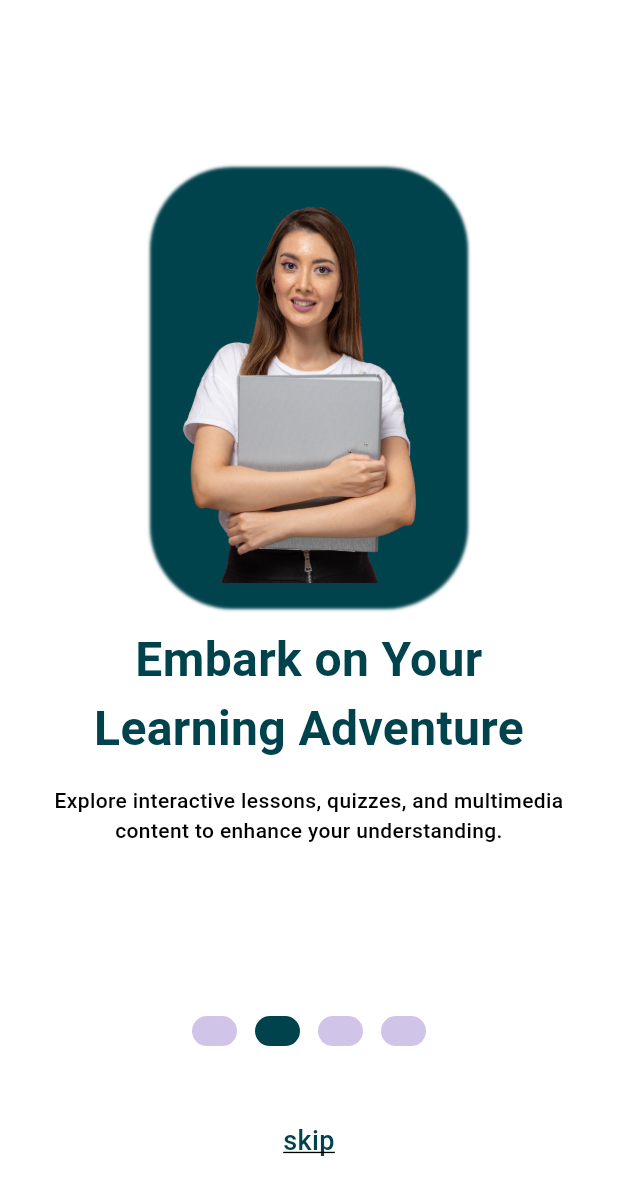
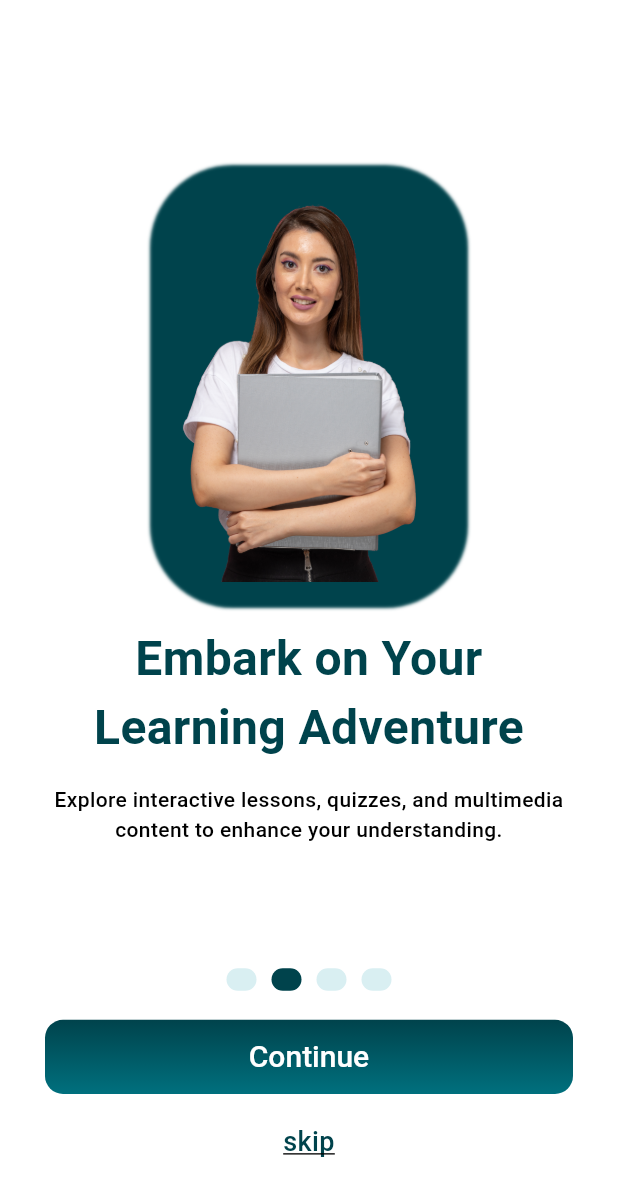
Before and after one commit to swagatapal/E_Learning, a Flutter app: the screen it shows after launch, swiped to page 2, on a phone screen of 412 x 824 dp. Shown: the top 1196 px of the screen. Run offline on Flutter 3.47's test engine with Material 3 defaults, Android fonts, the phone set to English and light mode, and no system bars; drawn by our look-alikes of flutter_bounce, smooth_page_indicator.

Commit message:
common button and file structure for common

```diff
--- a/lib/Screens/Splash/initial page/initialHome.dart
+++ b/lib/Screens/Splash/initial page/initialHome.dart
@@ -2,6 +2,8 @@ import 'package:e_learning/Screens/Splash/initial%20page/pageOne.dart';
 import 'package:e_learning/Screens/Splash/initial%20page/pageThree.dart';
 import 'package:e_learning/Screens/Splash/initial%20page/pageTwo.dart';
 import 'package:e_learning/Screens/Splash/initial%20page/pagefour.dart';
+import 'package:e_learning/core/utils/commonWidget/commonButton.dart';
+import 'package:e_learning/core/utils/helper/appColors.dart';
 import 'package:flutter/material.dart';
 import 'package:smooth_page_indicator/smooth_page_indicator.dart';
 
@@ -15,7 +17,9 @@ class InitialHome extends StatelessWidget {
     final screenSize = MediaQuery.of(context).size;
     double containerWidth = screenSize.height;
     return  Scaffold(
-      body: Column(
+      body: Padding(
+        padding: const EdgeInsets.all(30.0),
+        child: Column(
           mainAxisAlignment: MainAxisAlignment.spaceEvenly,
           children: [
             SizedBox(
@@ -35,13 +39,21 @@ class InitialHome extends StatelessWidget {
               count: 4,
               effect: JumpingDotEffect(
                 activeDotColor: Theme.of(context).colorScheme.onBackground,
-              dotColor: Colors.deepPurple.shade100,
-              dotHeight: 20,
-              dotWidth: 30,
-              spacing: 12,
+                dotColor: AppColors.circleBackground,
+                dotHeight: 15,
+                dotWidth: 20,
+                spacing: 10,
                 //verticalOffset: 50,
-              jumpScale: 3,
+                jumpScale: 2,
               ),
+            ),
+
+            CommonButton(
+              onClicked: (){},
+              label: "Continue",
+              buttonHeight:containerWidth*0.06,
+              buttonWidth: containerWidth * 0.8,
+              fontSize: 20,
             ),
 
             InkWell(
@@ -54,6 +66,7 @@ class InitialHome extends StatelessWidget {
             ),
           ],
             ),
+      ),
     );
   }
 }
--- a/lib/Screens/Splash/initial page/pageOne.dart
+++ b/lib/Screens/Splash/initial page/pageOne.dart
@@ -8,9 +8,7 @@ class PageOne extends StatelessWidget {
     final screenSize = MediaQuery.of(context).size;
     double containerWidth = screenSize.width;
     return Scaffold(
-      body: Padding(
-        padding: const EdgeInsets.all(30.0),
-        child: Column(
+      body: Column(
         mainAxisAlignment: MainAxisAlignment.center,
         crossAxisAlignment: CrossAxisAlignment.center,
         children: [
@@ -67,7 +65,6 @@ class PageOne extends StatelessWidget {
           ),
         ],
       ),
-      ),
     );
   }
 }
--- a/lib/Screens/Splash/initial page/pageThree.dart
+++ b/lib/Screens/Splash/initial page/pageThree.dart
@@ -8,9 +8,7 @@ class PageThree extends StatelessWidget {
     final screenSize = MediaQuery.of(context).size;
     double containerWidth = screenSize.width;
     return Scaffold(
-      body: Padding(
-        padding: const EdgeInsets.all(30.0),
-        child: Column(
+      body: Column(
         mainAxisAlignment: MainAxisAlignment.center,
         crossAxisAlignment: CrossAxisAlignment.center,
         children: [
@@ -67,7 +65,6 @@ class PageThree extends StatelessWidget {
           ),
         ],
       ),
-      ),
     );
   }
 }
--- a/lib/Screens/Splash/initial page/pageTwo.dart
+++ b/lib/Screens/Splash/initial page/pageTwo.dart
@@ -8,9 +8,7 @@ class PageTwo extends StatelessWidget {
     final screenSize = MediaQuery.of(context).size;
     double containerWidth = screenSize.width;
     return Scaffold(
-      body: Padding(
-        padding: const EdgeInsets.all(30.0),
-        child: Column(
+      body: Column(
         mainAxisAlignment: MainAxisAlignment.center,
         crossAxisAlignment: CrossAxisAlignment.center,
         children: [
@@ -67,7 +65,6 @@ class PageTwo extends StatelessWidget {
           ),
         ],
       ),
-      ),
     );
   }
 }
--- a/lib/Screens/Splash/initial page/pagefour.dart
+++ b/lib/Screens/Splash/initial page/pagefour.dart
@@ -9,9 +9,7 @@ class PageFour extends StatelessWidget {
     double containerWidth = screenSize.width;
     return Scaffold(
 
-      body: Padding(
-        padding: const EdgeInsets.all(30.0),
-        child: Column(
+      body: Column(
         mainAxisAlignment: MainAxisAlignment.center,
         crossAxisAlignment: CrossAxisAlignment.center,
         children: [
@@ -68,7 +66,6 @@ class PageFour extends StatelessWidget {
           ),
         ],
       ),
-      ),
     );
   }
 }
--- /dev/null
+++ b/lib/core/utils/commonWidget/commonButton.dart
@@ -0,0 +1,90 @@
+import 'package:e_learning/core/utils/helper/appColors.dart';
+import 'package:flutter/material.dart';
+import 'package:flutter_bounce/flutter_bounce.dart';
+
+class CommonButton extends StatelessWidget {
+  final String? label;
+  late Function()? onClicked;
+  final Color? labelColor;
+  final FontWeight? labelFontWeight;
+  final List<Color>? gradColor;
+  final Color? borderColor;
+  final double borderRadius;
+  final Color? solidColor;
+  final double? fontSize;
+  final double? buttonHeight;
+  final double? buttonWidth;
+  final bool? isLoading;
+
+  CommonButton(
+      {this.label,
+      this.onClicked,
+      this.labelColor,
+      this.gradColor,
+      this.solidColor,
+      this.borderColor,
+      this.borderRadius = 12.0,
+      this.fontSize,
+      this.buttonHeight = 50.0,
+      this.buttonWidth,
+      this.labelFontWeight,
+      this.isLoading,
+      super.key});
+
+  @override
+  Widget build(BuildContext context) {
+    return (isLoading ?? false)
+        ? const Center(
+            child: CircularProgressIndicator(
+                valueColor: AlwaysStoppedAnimation<Color>(
+                    AppColors.primaryButtonColor)))
+        : Bounce(
+            duration: const Duration(milliseconds: 200),
+            onPressed: () {
+              FocusScopeNode currentFocus = FocusScope.of(context);
+              if (!currentFocus.hasPrimaryFocus) {
+                currentFocus.unfocus();
+              }
+              if (onClicked != null) onClicked!();
+            },
+            child: Container(
+              // alignment: Alignment.center,
+
+              height: buttonHeight,
+              width: buttonWidth,
+              padding:
+                  const EdgeInsets.symmetric(horizontal: 10.0, vertical: 0),
+              decoration: BoxDecoration(
+                  gradient: solidColor == null
+                      ? LinearGradient(
+                          begin: Alignment.topCenter,
+                          end: Alignment.bottomCenter,
+                          colors: gradColor ??
+                              [
+                                const Color(0xff00434C),
+                                const Color(0xff00707E),
+                              ])
+                      : null,
+                  color: solidColor,
+                  border: borderColor != null
+                      ? Border.all(
+                          color: borderColor!,
+                          width: 1.0,
+                        )
+                      : null,
+                  borderRadius:
+                      BorderRadius.all(Radius.circular(borderRadius))),
+              child: Center(
+                child: Text(
+                  label ?? "",
+                  textAlign: TextAlign.center,
+                  style: Theme.of(context).textTheme.displayMedium?.copyWith(
+                      color: labelColor ?? AppColors.white,
+                      fontFamily: 'Roboto',
+                      fontSize: fontSize ?? 16,
+                      fontWeight: labelFontWeight ?? FontWeight.w500),
+                ),
+              ),
+            ));
+  }
+}
--- /dev/null
+++ b/lib/core/utils/helper/appColors.dart
@@ -0,0 +1,20 @@
+import 'package:flutter/material.dart';
+
+class AppColors {
+  static final AppColors _instance = AppColors._internal();
+
+  factory AppColors() {
+    return _instance;
+  }
+
+  AppColors._internal();
+
+  //General
+  static const Color primaryButtonColor = Color(0xFF00707E);
+
+
+  static const Color white = Color(0xFFFFFFFF);
+  static const Color circleBackground = Color(0xFFD9EFF2);
+
+
+}
--- a/pubspec.yaml
+++ b/pubspec.yaml
@@ -35,6 +35,7 @@ dependencies:
 
   cupertino_icons: ^1.0.6
   smooth_page_indicator: ^1.1.0
+  flutter_bounce: ^1.1.0
 
 
 dev_dependencies:
```
Also changed, not shown: pubspec.lock. Lines whose indentation alone changed are shown as unchanged.
